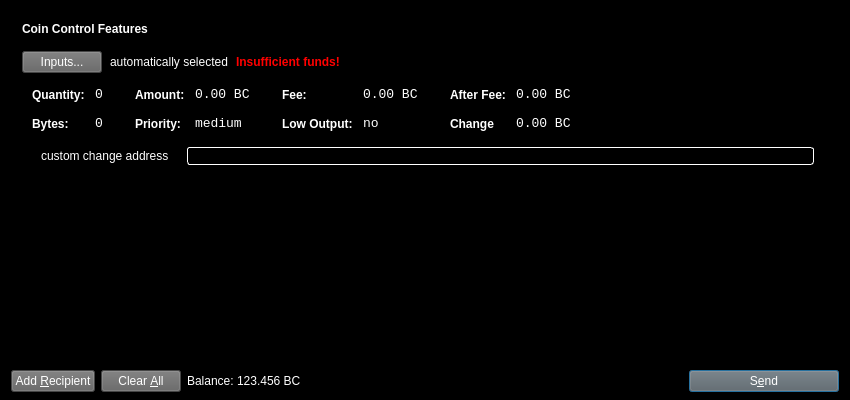
waffle-iron/DarkSilk-Release-Candidate, file src/qt/forms/sendcoinsdialog.ui: the form before one commit.
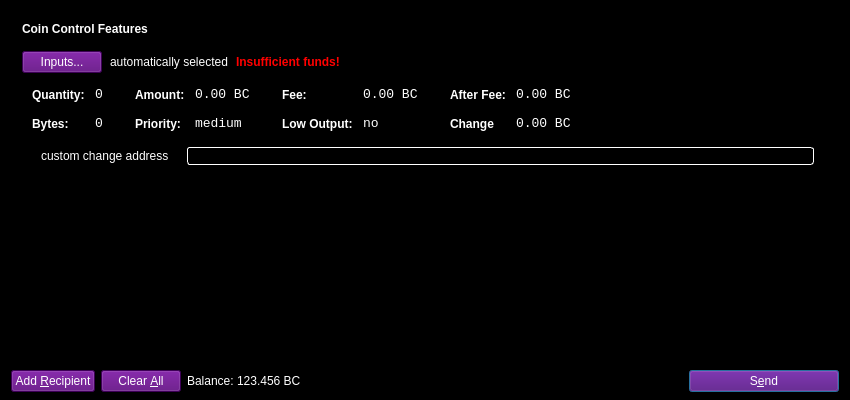
The form after the commit. Icons and pictures are not drawn.

The edit to the form file:
```diff
--- a/src/qt/forms/sendcoinsdialog.ui
+++ b/src/qt/forms/sendcoinsdialog.ui
@@ -111,8 +111,8 @@
             <property name="styleSheet">
              <string notr="true">color: rgb(255, 255, 255);
 gridline-color: rgb(251, 184, 5);
-background-color: rgb(98, 98, 98);
-alternate-background-color: rgb(98, 98, 98);
+background-color: rgb(86, 0, 120);
+alternate-background-color: rgb(86, 0, 120);
 </string>
             </property>
             <property name="text">
@@ -697,8 +697,8 @@
        <property name="styleSheet">
         <string notr="true">color: rgb(255, 255, 255);
 gridline-color: rgb(251, 184, 5);
-background-color: rgb(98, 98, 98);
-alternate-background-color: rgb(98, 98, 98);
+background-color: rgb(86, 0, 120);
+alternate-background-color: rgb(86, 0, 120);
 </string>
        </property>
        <property name="text">
@@ -723,8 +723,8 @@
        <property name="styleSheet">
         <string notr="true">color: rgb(255, 255, 255);
 gridline-color: rgb(251, 184, 5);
-background-color: rgb(98, 98, 98);
-alternate-background-color: rgb(98, 98, 98);
+background-color: rgb(86, 0, 120);
+alternate-background-color: rgb(86, 0, 120);
 </string>
        </property>
        <property name="text">
@@ -804,8 +804,8 @@
        <property name="styleSheet">
         <string notr="true">color: rgb(255, 255, 255);
 gridline-color: rgb(251, 184, 5);
-background-color: rgb(98, 98, 98);
-alternate-background-color: rgb(98, 98, 98);
+background-color: rgb(86, 0, 120);
+alternate-background-color: rgb(86, 0, 120);
 </string>
        </property>
        <property name="text">
```
